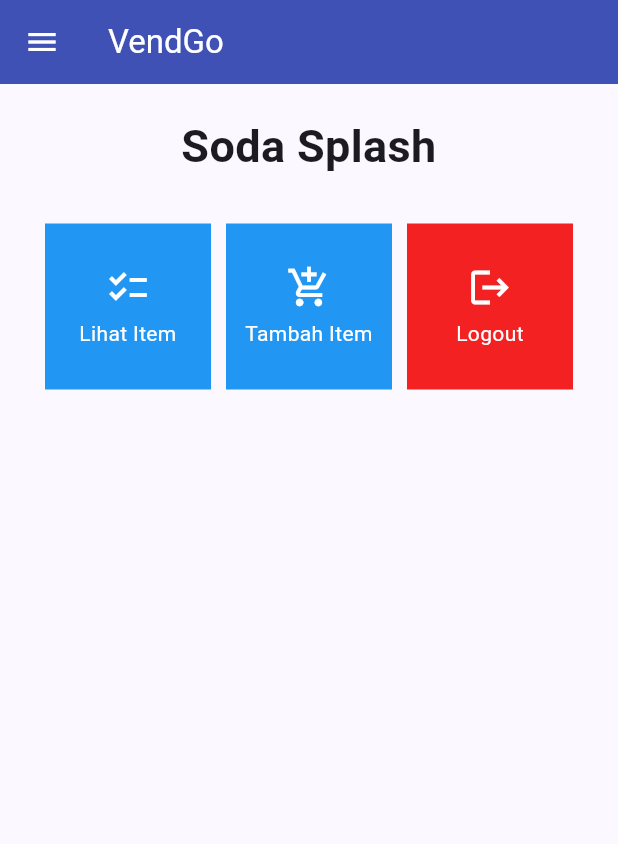
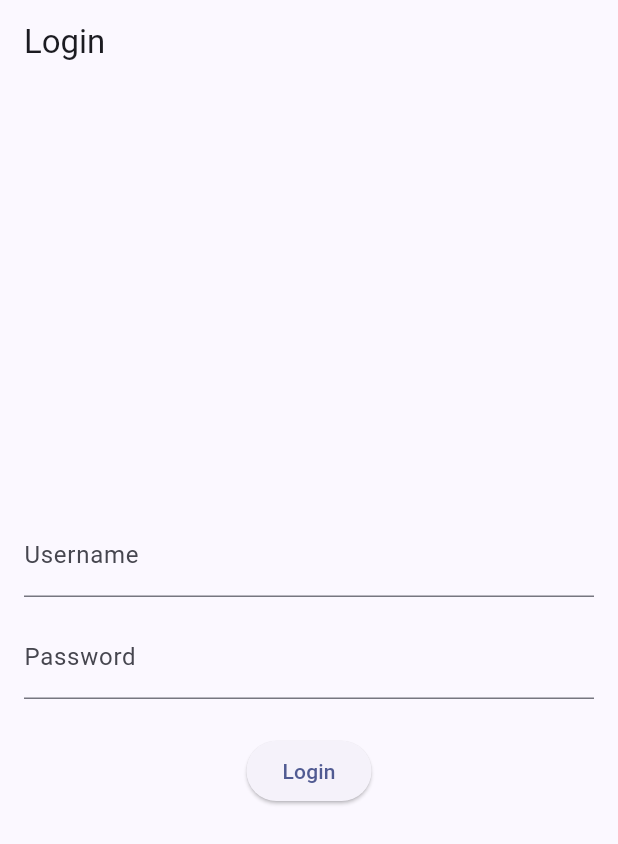
Before and after one commit to galentaris/VendGo, a Flutter app: the screen it shows after launch, on a phone screen of 412 x 824 dp. Shown: the top 844 px of the screen. Run offline on Flutter 3.47's test engine with Material 2 defaults, Android fonts, the light colour scheme and no system bars; missing offline and left inert: pbp_django_auth.

Commit message:
submit tugas 8

```diff
--- a/lib/main.dart
+++ b/lib/main.dart
@@ -1,4 +1,7 @@
 import 'package:flutter/material.dart';
+import 'package:pbp_django_auth/pbp_django_auth.dart';
+import 'package:provider/provider.dart';
+import 'package:vend_go/screens/login.dart';
 import 'package:vend_go/screens/menu.dart';
 
 void main() {
@@ -11,7 +14,13 @@
   // This widget is the root of your application.
   @override
   Widget build(BuildContext context) {
-    return MaterialApp(
+    return Provider(
+      create: (_) {
+        CookieRequest request = CookieRequest();
+        return request;
+      },
+
+      child: MaterialApp(
         title: 'Flutter Demo',
         theme: ThemeData(
           // This is the theme of your application.
@@ -32,7 +41,8 @@
           colorScheme: ColorScheme.fromSeed(seedColor: Colors.indigo),
           useMaterial3: true,
         ),
-      home: MyHomePage(),
+        home: LoginPage(),
+      )
     );
   }
 }
--- /dev/null
+++ b/lib/screens/login.dart
@@ -0,0 +1,114 @@
+import 'package:vend_go/screens/menu.dart';
+import 'package:flutter/material.dart';
+import 'package:pbp_django_auth/pbp_django_auth.dart';
+import 'package:provider/provider.dart';
+
+void main() {
+    runApp(const LoginApp());
+}
+
+class LoginApp extends StatelessWidget {
+const LoginApp({super.key});
+
+@override
+Widget build(BuildContext context) {
+  return MaterialApp(
+      title: 'Login',
+      theme: ThemeData(
+          primarySwatch: Colors.blue,
+  ),
+  home: const LoginPage(),
+  );
+  }
+}
+
+class LoginPage extends StatefulWidget {
+  const LoginPage({super.key});
+
+  @override
+  _LoginPageState createState() => _LoginPageState();
+}
+
+class _LoginPageState extends State<LoginPage> {
+    final TextEditingController _usernameController = TextEditingController();
+    final TextEditingController _passwordController = TextEditingController();
+
+    @override
+    Widget build(BuildContext context) {
+        final request = context.watch<CookieRequest>();
+        return Scaffold(
+            appBar: AppBar(
+                title: const Text('Login'),
+            ),
+            body: Container(
+                padding: const EdgeInsets.all(16.0),
+                child: Column(
+                    mainAxisAlignment: MainAxisAlignment.center,
+                    children: [
+                        TextField(
+                            controller: _usernameController,
+                            decoration: const InputDecoration(
+                                labelText: 'Username',
+                            ),
+                        ),
+                        const SizedBox(height: 12.0),
+                        TextField(
+                            controller: _passwordController,
+                            decoration: const InputDecoration(
+                                labelText: 'Password',
+                            ),
+                            obscureText: true,
+                        ),
+                        const SizedBox(height: 24.0),
+                        ElevatedButton(
+                            onPressed: () async {
+                                String username = _usernameController.text;
+                                String password = _passwordController.text;
+
+                                // Cek kredensial
+                                // TODO: Ganti URL dan jangan lupa tambahkan trailing slash (/) di akhir URL!
+                                // Untuk menyambungkan Android emulator dengan Django pada localhost,
+                                // gunakan URL http://10.0.2.2/
+                                final response = await request.login("http://127.0.0.1:8000/auth/login/", {
+                                'username': username,
+                                'password': password,
+                                });
+
+                                if (request.loggedIn) {
+                                    String message = response['message'];
+                                    String uname = response['username'];
+                                    Navigator.pushReplacement(
+                                        context,
+                                        MaterialPageRoute(builder: (context) => MyHomePage()),
+                                    );
+                                    ScaffoldMessenger.of(context)
+                                        ..hideCurrentSnackBar()
+                                        ..showSnackBar(
+                                            SnackBar(content: Text("$message Selamat datang, $uname.")));
+                                    } else {
+                                    showDialog(
+                                        context: context,
+                                        builder: (context) => AlertDialog(
+                                            title: const Text('Login Gagal'),
+                                            content:
+                                                Text(response['message']),
+                                            actions: [
+                                                TextButton(
+                                                    child: const Text('OK'),
+                                                    onPressed: () {
+                                                        Navigator.pop(context);
+                                                    },
+                                                ),
+                                            ],
+                                        ),
+                                    );
+                                }
+                            },
+                            child: const Text('Login'),
+                        ),
+                    ],
+                ),
+            ),
+        );
+    }
+}
--- a/lib/screens/menu.dart
+++ b/lib/screens/menu.dart
@@ -6,6 +6,7 @@
   MyHomePage({Key? key}) : super(key: key);
 
   final List<ShopItem> items = [
+    ShopItem("Lihat Item Bonus", Icons.checklist, const Color.fromARGB(255, 33, 150, 243)),
     ShopItem("Lihat Item", Icons.checklist, const Color.fromARGB(255, 33, 150, 243)),
     ShopItem("Tambah Item", Icons.add_shopping_cart, const Color.fromARGB(255, 33, 150, 243)),
     ShopItem("Logout", Icons.logout, const Color.fromARGB(255, 243, 33, 33)),
--- a/pubspec.yaml
+++ b/pubspec.yaml
@@ -35,6 +35,8 @@
   # The following adds the Cupertino Icons font to your application.
   # Use with the CupertinoIcons class for iOS style icons.
   cupertino_icons: ^1.0.2
+  provider: ^6.1.1
+  pbp_django_auth: ^0.4.0
 
 dev_dependencies:
   flutter_test:
```
Also changed, not shown: lib/models/product.dart (added, +93 -0 lines), lib/screens/list_product.dart (added, +92 -0 lines), lib/screens/shoplist_form.dart (+35 -34 lines), lib/widgets/left_drawer.dart (+13 -0 lines), lib/widgets/shop_card.dart (+33 -3 lines), pubspec.lock, 3 other files. Lines whose indentation alone changed are shown as unchanged.
